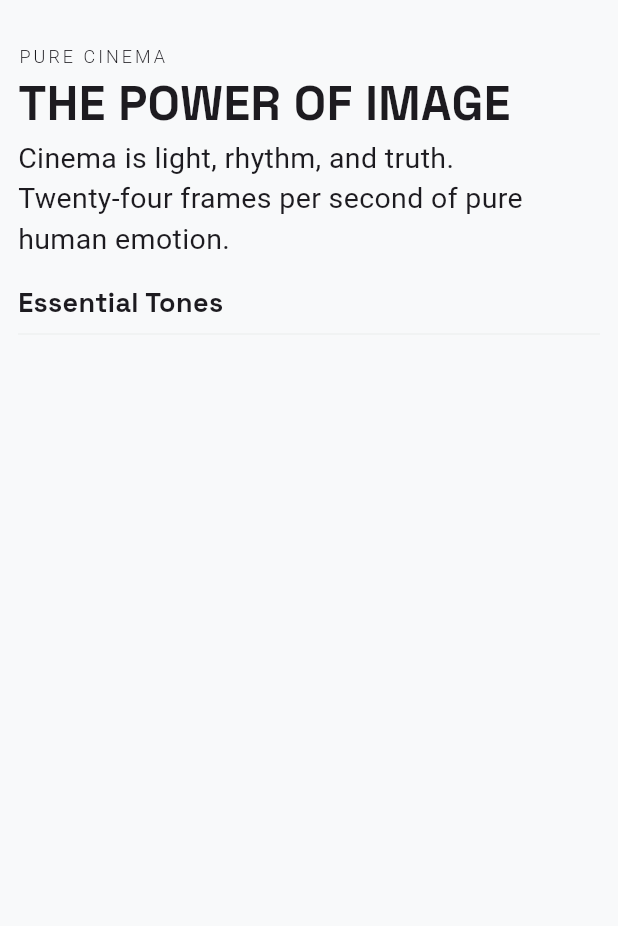
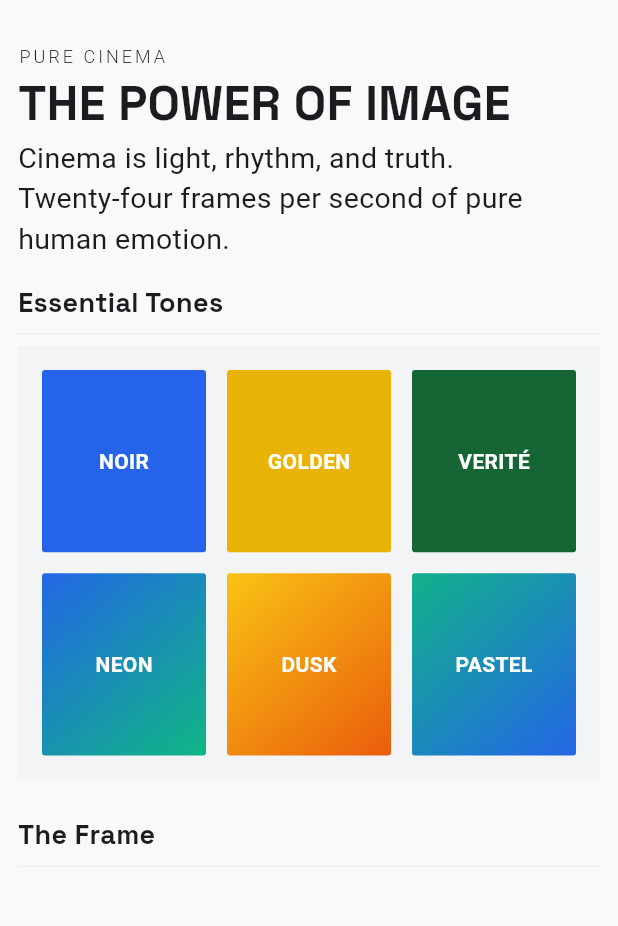
Before and after one commit to NadyAlwazah/flutter-task-03-criterion-slate-beg, a Flutter app: the screen it shows after launch, on a phone screen of 412 x 824 dp, the part 59-985 px from its top. Run offline on Flutter 3.47's test engine with Material 3 defaults, Android fonts, the phone set to English and light mode, and no system bars; our stand-ins replace google_fonts.

Commit message:
feat(ui): add tones grid and extend partial HomeViewBody layout

```diff
--- /dev/null
+++ b/lib/features/home/presentation/views/widgets/grid_view_body.dart
@@ -0,0 +1,57 @@
+import 'package:flutter/material.dart';
+import 'package:flutter_task_3_criterion_slate_beg/features/home/presentation/views/widgets/item_grid_view.dart';
+
+class GridViewBody extends StatelessWidget {
+  const GridViewBody({super.key});
+
+  @override
+  Widget build(BuildContext context) {
+    return GridView(
+      shrinkWrap: true,
+      physics: const NeverScrollableScrollPhysics(),
+      padding: const EdgeInsets.all(16),
+      gridDelegate: SliverGridDelegateWithFixedCrossAxisCount(
+        crossAxisCount: 3,
+        crossAxisSpacing: 14,
+        mainAxisSpacing: 14,
+        //!!!!!!!!!!!!!!!!!!!!!
+        //?  تحدد نسبة العرض الى الارتفاع لكل عنصر داخل ال
+        //? GrideView
+        //Todo  اذا كانت القيمة 1 هذا يعني العنصر مربع
+        //Todo  اذا كانت القيمة أكبر من 1 هذا يعني العنصر أعرض من طوله(مستطيل أفقي)
+        //Todo  اذا كانت القيمة أصغر من 1 هذا يعني العنصر أطول من عرضه(مستطيل عامودي)
+        childAspectRatio: 0.9,
+      ),
+      children: const [
+        //items
+        ItemGridView(title: "NOIR", color: Color(0xFF2563EB)),
+        ItemGridView(title: "GOLDEN", color: Color(0xFFEAB308)),
+        ItemGridView(title: "VERITÉ", color: Color(0xFF166534)),
+        ItemGridView(
+          title: "NEON",
+          gradientValue: LinearGradient(
+            begin: AlignmentGeometry.topLeft,
+            end: AlignmentGeometry.bottomRight,
+            colors: [Color(0xFF2367E5), Color(0xFF10B684)],
+          ),
+        ),
+        ItemGridView(
+          title: "DUSK",
+          gradientValue: LinearGradient(
+            begin: AlignmentGeometry.topLeft,
+            end: AlignmentGeometry.bottomRight,
+            colors: [Color(0xFFF9C314), Color(0xFFEA5D0C)],
+          ),
+        ),
+        ItemGridView(
+          title: "PASTEL",
+          gradientValue: LinearGradient(
+            begin: AlignmentGeometry.topLeft,
+            end: AlignmentGeometry.bottomRight,
+            colors: [Color(0xFF12B18A), Color(0xFF2466E7)],
+          ),
+        ),
+      ],
+    );
+  }
+}
--- a/lib/features/home/presentation/views/widgets/home_view_body.dart
+++ b/lib/features/home/presentation/views/widgets/home_view_body.dart
@@ -1,5 +1,6 @@
 import 'package:flutter/material.dart';
 import 'package:flutter_task_3_criterion_slate_beg/core/utlis/styles.dart';
+import 'package:flutter_task_3_criterion_slate_beg/features/home/presentation/views/widgets/grid_view_body.dart';
 import 'package:flutter_task_3_criterion_slate_beg/features/home/presentation/views/widgets/section_title.dart';
 
 class HomeViewBody extends StatelessWidget {
@@ -21,6 +22,15 @@ class HomeViewBody extends StatelessWidget {
             SizedBox(height: 16),
             sectionTitle(title: "Essential Tones"),
             Divider(color: Color(0xFFEFF1F1)),
+            Container(
+              decoration: BoxDecoration(color: Color(0xFFF3F4F5)),
+              width: double.infinity,
+              child: GridViewBody(),
+            ),
+            SizedBox(height: 24),
+            sectionTitle(title: "The Frame"),
+            Divider(color: Color(0xFFEFF1F1)),
+            SizedBox(height: 16),
           ],
         ),
       ),
--- /dev/null
+++ b/lib/features/home/presentation/views/widgets/item_grid_view.dart
@@ -0,0 +1,29 @@
+import 'package:flutter/material.dart';
+
+class ItemGridView extends StatelessWidget {
+  const ItemGridView({
+    super.key,
+    required this.title,
+    this.color,
+    this.gradientValue,
+  });
+  final String title;
+  final Color? color;
+  final Gradient? gradientValue;
+  @override
+  Widget build(BuildContext context) {
+    return Container(
+      decoration: BoxDecoration(
+        gradient: gradientValue,
+        color: color,
+        borderRadius: BorderRadius.circular(2),
+      ),
+      child: Center(
+        child: Text(
+          title,
+          style: TextStyle(color: Colors.white, fontWeight: FontWeight.bold),
+        ),
+      ),
+    );
+  }
+}
```
Also changed, not shown: 1 other file.
